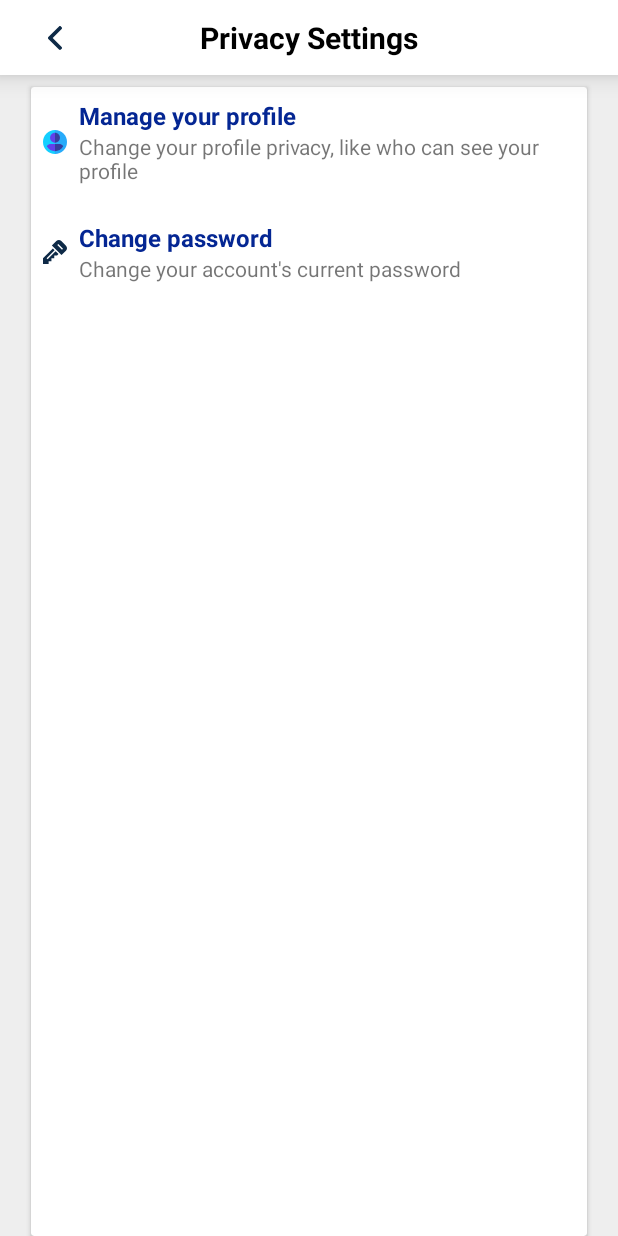
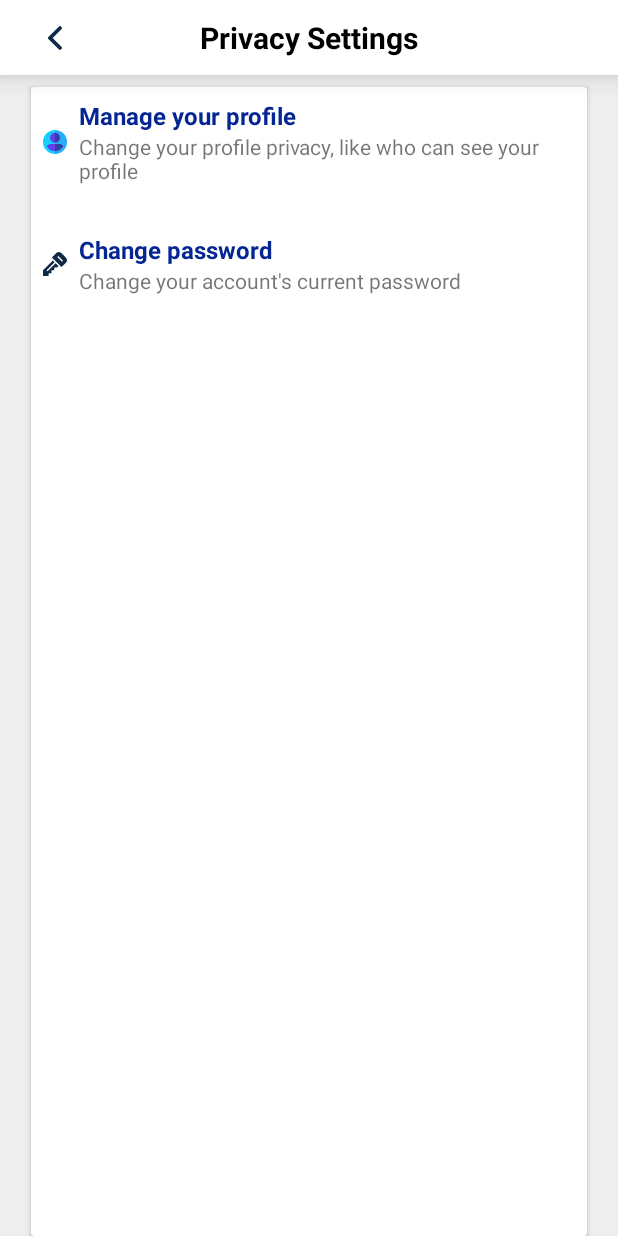
Before and after one commit to AkashShahriar55/Adme, an Android app: the PrivacySettings screen opened directly, with no data from a screen before it, on a phone screen of 412 x 824 dp. Run offline under Robolectric (Android 15) with nearby library versions, the light colour scheme and no system bars.

Commit message:
privacy settings progressing

```diff
--- a/app/src/main/res/layout/activity_privacy_settings.xml
+++ b/app/src/main/res/layout/activity_privacy_settings.xml
@@ -86,6 +86,7 @@
                 android:id="@+id/constraintLayout16"
                 android:layout_width="0dp"
                 android:layout_height="wrap_content"
+                android:clickable="true"
                 android:foreground="?selectableItemBackground"
                 app:layout_constraintEnd_toEndOf="parent"
                 app:layout_constraintStart_toStartOf="parent"
@@ -118,7 +119,9 @@
                     android:id="@+id/textView72"
                     android:layout_width="0dp"
                     android:layout_height="wrap_content"
+                    android:layout_marginBottom="8dp"
                     android:text="Change your profile privacy, like who can see your profile"
+                    app:layout_constraintBottom_toBottomOf="parent"
                     app:layout_constraintEnd_toEndOf="parent"
                     app:layout_constraintStart_toStartOf="@+id/textView71"
                     app:layout_constraintTop_toBottomOf="@+id/textView71" />
@@ -130,6 +133,7 @@
                 android:layout_width="0dp"
                 android:layout_height="wrap_content"
                 android:layout_marginTop="16dp"
+                android:clickable="true"
                 android:foreground="?selectableItemBackground"
                 app:layout_constraintEnd_toEndOf="parent"
                 app:layout_constraintStart_toStartOf="parent"
@@ -162,7 +166,9 @@
                     android:id="@+id/textView74"
                     android:layout_width="0dp"
                     android:layout_height="wrap_content"
+                    android:layout_marginBottom="8dp"
                     android:text="Change your account's current password"
+                    app:layout_constraintBottom_toBottomOf="parent"
                     app:layout_constraintEnd_toEndOf="parent"
                     app:layout_constraintStart_toStartOf="@+id/textView73"
                     app:layout_constraintTop_toBottomOf="@+id/textView73" />
```
